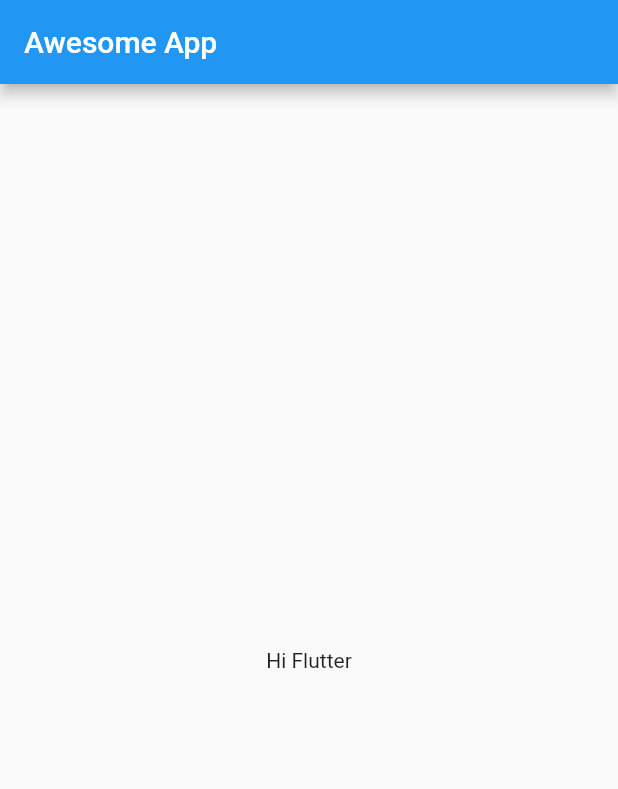
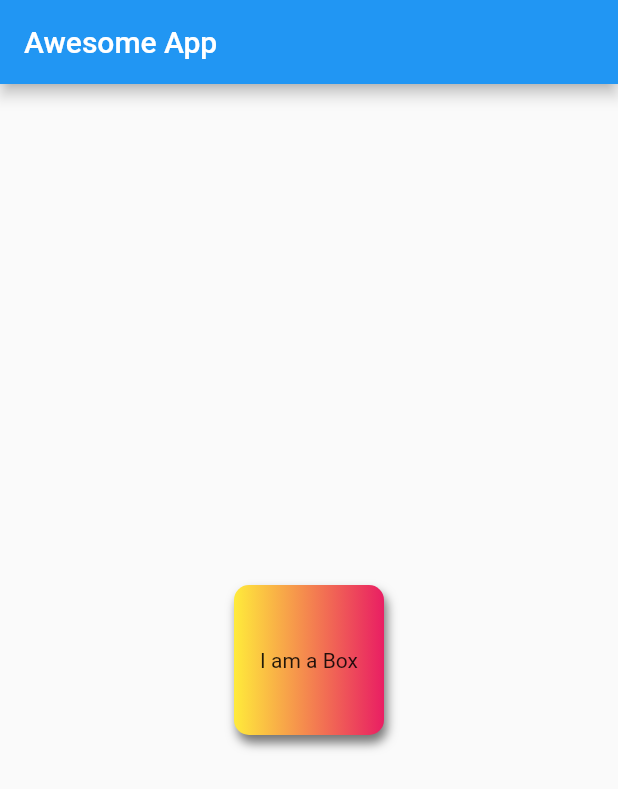
Before and after one commit to anubhavbagri/FlutterEssentials, a Flutter app: the screen it shows after launch, on a phone screen of 412 x 824 dp. Shown: the top 789 px of the screen. Run offline on Flutter 3.47's test engine with Material 2 defaults, Android fonts, the light colour scheme and no system bars.

Commit message:
[+] container properties

```diff
--- a/lib/main.dart
+++ b/lib/main.dart
@@ -17,8 +17,33 @@
       appBar: AppBar(
         title: Text("Awesome App"),
       ),
-      body: Container(
-        child: Center(child: Text("Hi Flutter")),
+      body: Center(
+        child: Container(
+          padding: const EdgeInsets.all(8),
+          // margin: const EdgeInsets.all(8),
+          // alignment: Alignment.bottomLeft,
+          alignment: Alignment.center,
+          // color: Colors.greenAccent, : will throw error if we use decoration simultaneously
+          width: 100,
+          height: 100,
+          decoration: BoxDecoration(
+            // shape: BoxShape.circle,
+            borderRadius: BorderRadius.circular(10),
+            boxShadow: [
+              BoxShadow(
+                color: Colors.grey[600],
+                blurRadius: 5,
+                // spreadRadius: 10
+                offset: Offset(2.0, 5.0)
+              )
+            ],
+            color: Colors.amberAccent,
+            gradient: LinearGradient(
+              colors: [Colors.yellow, Colors.pink]
+            ),
+          ),
+          child: Text("I am a Box"),
+        ),
       ),
     );
   }
```
